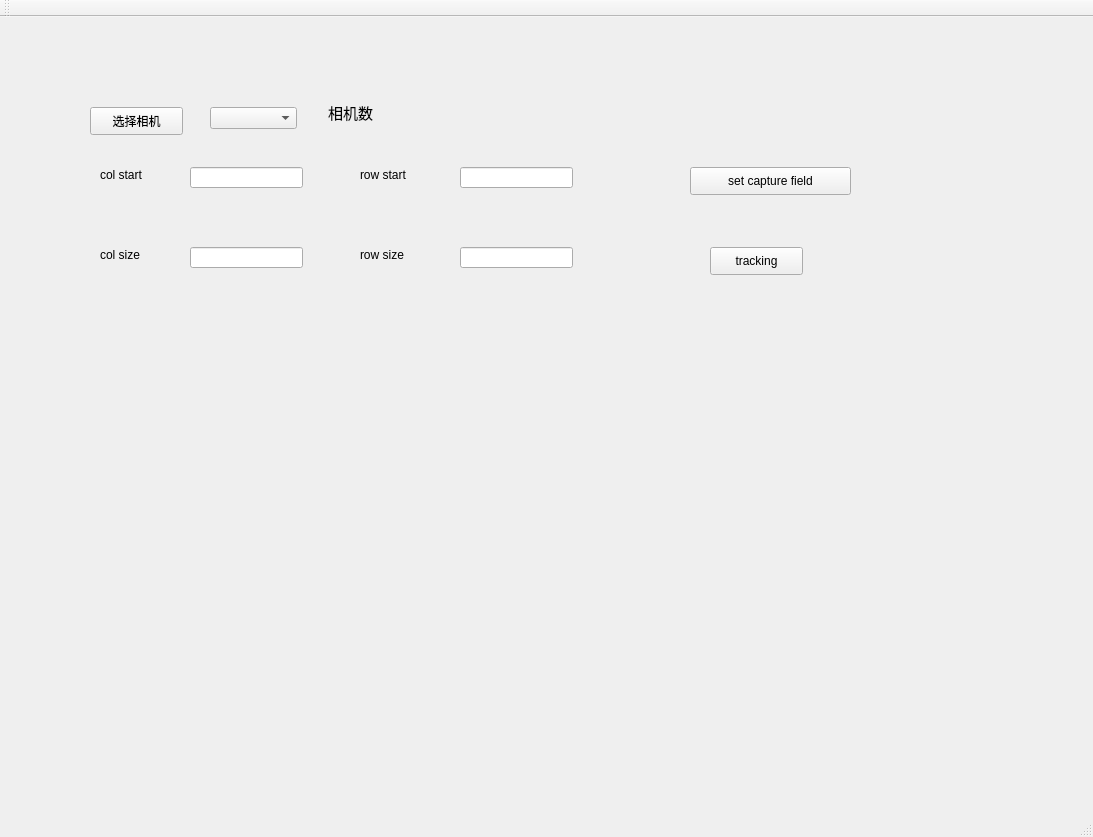
The window that Visual_feedback_system.ui (PICOPON/Visual_feedback-System) describes before a commit, drawn with Qt 5.
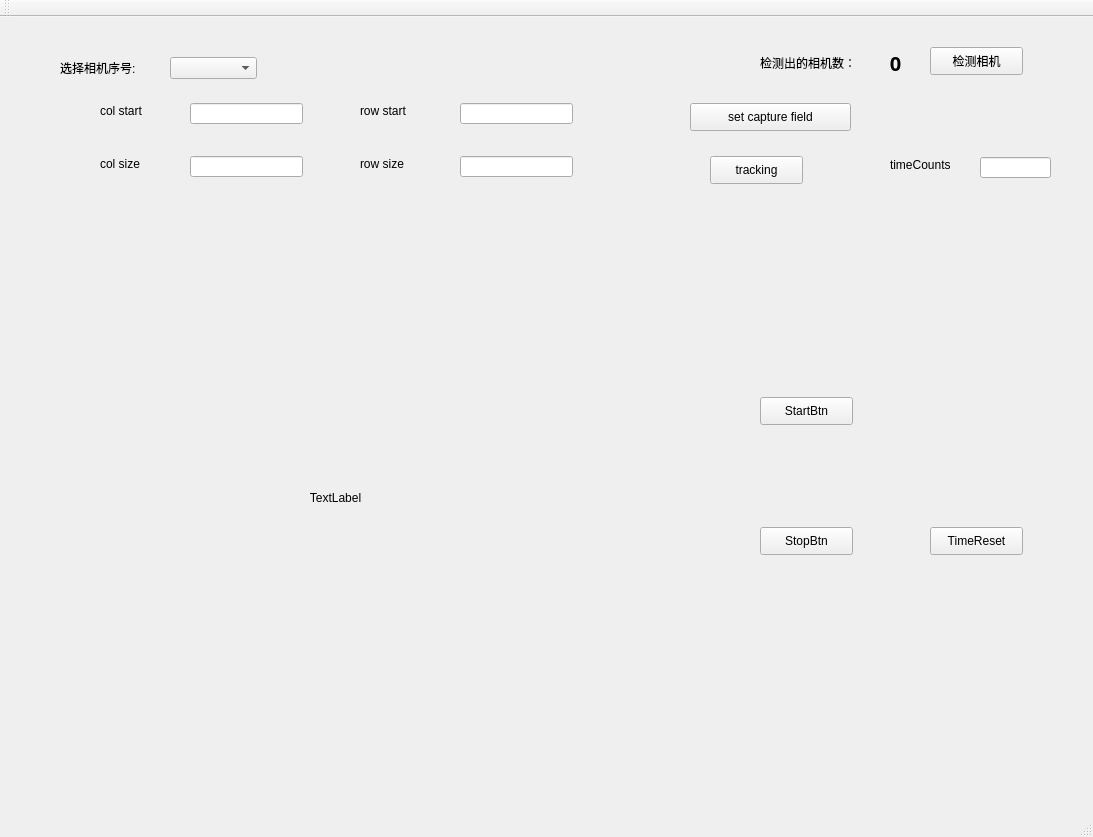
The same window after the commit. Icons and pictures are not drawn.

Patch:
```diff
--- a/Visual_feedback_system.ui
+++ b/Visual_feedback_system.ui
@@ -17,33 +17,35 @@
    <widget class="QPushButton" name="PortSelectBtn">
     <property name="geometry">
      <rect>
-      <x>90</x>
-      <y>90</y>
+      <x>930</x>
+      <y>30</y>
       <width>93</width>
       <height>28</height>
      </rect>
     </property>
     <property name="text">
-     <string>选择相机</string>
+     <string>检测相机</string>
     </property>
    </widget>
    <widget class="QLabel" name="DeviceNum_Label">
     <property name="geometry">
      <rect>
-      <x>310</x>
-      <y>80</y>
-      <width>81</width>
+      <x>880</x>
+      <y>30</y>
+      <width>31</width>
       <height>31</height>
      </rect>
     </property>
     <property name="font">
      <font>
       <family>Adobe 宋体 Std L</family>
-      <pointsize>11</pointsize>
+      <pointsize>15</pointsize>
+      <weight>75</weight>
+      <bold>true</bold>
      </font>
     </property>
     <property name="text">
-     <string>相机数</string>
+     <string>0</string>
     </property>
     <property name="alignment">
      <set>Qt::AlignCenter</set>
@@ -52,8 +54,8 @@
    <widget class="QComboBox" name="ComboBox_DEVICE_LIST">
     <property name="geometry">
      <rect>
-      <x>210</x>
-      <y>90</y>
+      <x>170</x>
+      <y>40</y>
       <width>87</width>
       <height>22</height>
      </rect>
@@ -63,7 +65,7 @@
     <property name="geometry">
      <rect>
       <x>190</x>
-      <y>150</y>
+      <y>86</y>
       <width>113</width>
       <height>21</height>
      </rect>
@@ -73,7 +75,7 @@
     <property name="geometry">
      <rect>
       <x>100</x>
-      <y>150</y>
+      <y>86</y>
       <width>72</width>
       <height>15</height>
      </rect>
@@ -86,7 +88,7 @@
     <property name="geometry">
      <rect>
       <x>100</x>
-      <y>230</y>
+      <y>139</y>
       <width>72</width>
       <height>15</height>
      </rect>
@@ -99,7 +101,7 @@
     <property name="geometry">
      <rect>
       <x>360</x>
-      <y>150</y>
+      <y>86</y>
       <width>72</width>
       <height>15</height>
      </rect>
@@ -112,7 +114,7 @@
     <property name="geometry">
      <rect>
       <x>360</x>
-      <y>230</y>
+      <y>139</y>
       <width>72</width>
       <height>15</height>
      </rect>
@@ -125,7 +127,7 @@
     <property name="geometry">
      <rect>
       <x>460</x>
-      <y>150</y>
+      <y>86</y>
       <width>113</width>
       <height>21</height>
      </rect>
@@ -135,7 +137,7 @@
     <property name="geometry">
      <rect>
       <x>190</x>
-      <y>230</y>
+      <y>139</y>
       <width>113</width>
       <height>21</height>
      </rect>
@@ -145,7 +147,7 @@
     <property name="geometry">
      <rect>
       <x>460</x>
-      <y>230</y>
+      <y>139</y>
       <width>113</width>
       <height>21</height>
      </rect>
@@ -155,7 +157,7 @@
     <property name="geometry">
      <rect>
       <x>710</x>
-      <y>230</y>
+      <y>139</y>
       <width>93</width>
       <height>28</height>
      </rect>
@@ -164,36 +166,11 @@
      <string>tracking</string>
     </property>
    </widget>
-   <widget class="QLabel" name="pic_label">
-    <property name="geometry">
-     <rect>
-      <x>110</x>
-      <y>310</y>
-      <width>791</width>
-      <height>401</height>
-     </rect>
-    </property>
-    <property name="text">
-     <string/>
-    </property>
-    <property name="pixmap">
-     <pixmap>E:/图片视频/1800-1BG.jpg</pixmap>
-    </property>
-    <property name="scaledContents">
-     <bool>true</bool>
-    </property>
-    <property name="alignment">
-     <set>Qt::AlignCenter</set>
-    </property>
-    <property name="wordWrap">
-     <bool>false</bool>
-    </property>
-   </widget>
    <widget class="QPushButton" name="setcapture">
     <property name="geometry">
      <rect>
       <x>690</x>
-      <y>150</y>
+      <y>86</y>
       <width>161</width>
       <height>28</height>
      </rect>
@@ -202,6 +179,116 @@
      <string>set capture field</string>
     </property>
    </widget>
+   <widget class="QLabel" name="cameraCount">
+    <property name="geometry">
+     <rect>
+      <x>760</x>
+      <y>30</y>
+      <width>111</width>
+      <height>31</height>
+     </rect>
+    </property>
+    <property name="text">
+     <string>检测出的相机数：</string>
+    </property>
+   </widget>
+   <widget class="QLabel" name="cameraSerial">
+    <property name="geometry">
+     <rect>
+      <x>60</x>
+      <y>40</y>
+      <width>101</width>
+      <height>21</height>
+     </rect>
+    </property>
+    <property name="text">
+     <string>选择相机序号:</string>
+    </property>
+   </widget>
+   <widget class="QWidget" name="horizontalLayoutWidget">
+    <property name="geometry">
+     <rect>
+      <x>50</x>
+      <y>210</y>
+      <width>571</width>
+      <height>541</height>
+     </rect>
+    </property>
+    <layout class="QHBoxLayout" name="ImageView">
+     <item>
+      <widget class="QLabel" name="ImgViewLabel">
+       <property name="text">
+        <string>TextLabel</string>
+       </property>
+       <property name="alignment">
+        <set>Qt::AlignCenter</set>
+       </property>
+      </widget>
+     </item>
+    </layout>
+   </widget>
+   <widget class="QPushButton" name="StartBtn">
+    <property name="geometry">
+     <rect>
+      <x>760</x>
+      <y>380</y>
+      <width>93</width>
+      <height>28</height>
+     </rect>
+    </property>
+    <property name="text">
+     <string>StartBtn</string>
+    </property>
+   </widget>
+   <widget class="QPushButton" name="StopBtn">
+    <property name="geometry">
+     <rect>
+      <x>760</x>
+      <y>510</y>
+      <width>93</width>
+      <height>28</height>
+     </rect>
+    </property>
+    <property name="text">
+     <string>StopBtn</string>
+    </property>
+   </widget>
+   <widget class="QLabel" name="label">
+    <property name="geometry">
+     <rect>
+      <x>890</x>
+      <y>140</y>
+      <width>72</width>
+      <height>15</height>
+     </rect>
+    </property>
+    <property name="text">
+     <string>timeCounts</string>
+    </property>
+   </widget>
+   <widget class="QLineEdit" name="timeCounts">
+    <property name="geometry">
+     <rect>
+      <x>980</x>
+      <y>140</y>
+      <width>71</width>
+      <height>21</height>
+     </rect>
+    </property>
+   </widget>
+   <widget class="QPushButton" name="TimeReset">
+    <property name="geometry">
+     <rect>
+      <x>930</x>
+      <y>510</y>
+      <width>93</width>
+      <height>28</height>
+     </rect>
+    </property>
+    <property name="text">
+     <string>TimeReset</string>
+    </property>
+   </widget>
   </widget>
   <widget class="QMenuBar" name="menuBar">
    <property name="geometry">
```
Left out of the diff: 93 changed lines with no effect on the pictures.
